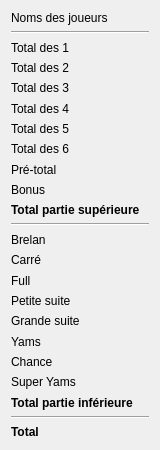
The window that src/QPlayerGridsWidget.ui (corentin703/Yams) describes before a commit, drawn with Qt 5.
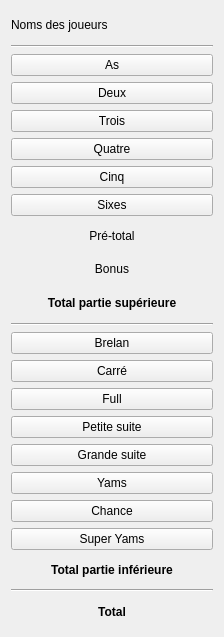
The same window after the commit.

Diff of the .ui file:
```diff
--- a/src/QPlayerGridsWidget.ui
+++ b/src/QPlayerGridsWidget.ui
@@ -9,8 +9,8 @@
    <rect>
     <x>0</x>
     <y>0</y>
-    <width>160</width>
-    <height>450</height>
+    <width>224</width>
+    <height>637</height>
    </rect>
   </property>
   <property name="windowTitle">
@@ -34,44 +34,44 @@
       </widget>
      </item>
      <item>
-      <widget class="QLabel" name="lbl1">
+      <widget class="QPushButton" name="btnAces">
        <property name="text">
-        <string>Total des 1</string>
+        <string>As</string>
        </property>
       </widget>
      </item>
      <item>
-      <widget class="QLabel" name="lbl2">
+      <widget class="QPushButton" name="btnTwos">
        <property name="text">
-        <string>Total des 2</string>
+        <string>Deux</string>
        </property>
       </widget>
      </item>
      <item>
-      <widget class="QLabel" name="lbl3">
+      <widget class="QPushButton" name="btnThrees">
        <property name="text">
-        <string>Total des 3</string>
+        <string>Trois</string>
        </property>
       </widget>
      </item>
      <item>
-      <widget class="QLabel" name="lbl4">
+      <widget class="QPushButton" name="btnFours">
        <property name="text">
-        <string>Total des 4</string>
+        <string>Quatre</string>
        </property>
       </widget>
      </item>
      <item>
-      <widget class="QLabel" name="lbl5">
+      <widget class="QPushButton" name="btnFives">
        <property name="text">
-        <string>Total des 5</string>
+        <string>Cinq</string>
        </property>
       </widget>
      </item>
      <item>
-      <widget class="QLabel" name="lbl6">
+      <widget class="QPushButton" name="btnSixes">
        <property name="text">
-        <string>Total des 6</string>
+        <string>Sixes</string>
        </property>
       </widget>
      </item>
@@ -80,6 +80,9 @@
        <property name="text">
         <string>Pré-total</string>
        </property>
+       <property name="alignment">
+        <set>Qt::AlignCenter</set>
+       </property>
       </widget>
      </item>
      <item>
@@ -87,6 +90,9 @@
        <property name="text">
         <string>Bonus</string>
        </property>
+       <property name="alignment">
+        <set>Qt::AlignCenter</set>
+       </property>
       </widget>
      </item>
      <item>
@@ -100,6 +106,9 @@
        <property name="text">
         <string>Total partie supérieure</string>
        </property>
+       <property name="alignment">
+        <set>Qt::AlignCenter</set>
+       </property>
       </widget>
      </item>
      <item>
@@ -110,56 +119,56 @@
       </widget>
      </item>
      <item>
-      <widget class="QLabel" name="lblBrelan">
+      <widget class="QPushButton" name="btnBrelan">
        <property name="text">
         <string>Brelan</string>
        </property>
       </widget>
      </item>
      <item>
-      <widget class="QLabel" name="lblCarre">
+      <widget class="QPushButton" name="btnCarre">
        <property name="text">
         <string>Carré</string>
        </property>
       </widget>
      </item>
      <item>
-      <widget class="QLabel" name="lblFull">
+      <widget class="QPushButton" name="btnFull">
        <property name="text">
         <string>Full</string>
        </property>
       </widget>
      </item>
      <item>
-      <widget class="QLabel" name="lblSmallStraight">
+      <widget class="QPushButton" name="btnSmallStraight">
        <property name="text">
         <string>Petite suite</string>
        </property>
       </widget>
      </item>
      <item>
-      <widget class="QLabel" name="lblLargeStraight">
+      <widget class="QPushButton" name="btnLargeStraight">
        <property name="text">
         <string>Grande suite</string>
        </property>
       </widget>
      </item>
      <item>
-      <widget class="QLabel" name="lblYams">
+      <widget class="QPushButton" name="btnYams">
        <property name="text">
         <string>Yams</string>
        </property>
       </widget>
      </item>
      <item>
-      <widget class="QLabel" name="lblChance">
+      <widget class="QPushButton" name="btnChance">
        <property name="text">
         <string>Chance</string>
        </property>
       </widget>
      </item>
      <item>
-      <widget class="QLabel" name="lblSuperYams">
+      <widget class="QPushButton" name="btnSuperYams">
        <property name="text">
         <string>Super Yams</string>
        </property>
@@ -176,6 +185,9 @@
        <property name="text">
         <string>Total partie inférieure</string>
        </property>
+       <property name="alignment">
+        <set>Qt::AlignCenter</set>
+       </property>
       </widget>
      </item>
      <item>
@@ -196,6 +208,9 @@
        <property name="text">
         <string>Total</string>
        </property>
+       <property name="alignment">
+        <set>Qt::AlignCenter</set>
+       </property>
       </widget>
      </item>
     </layout>
```
